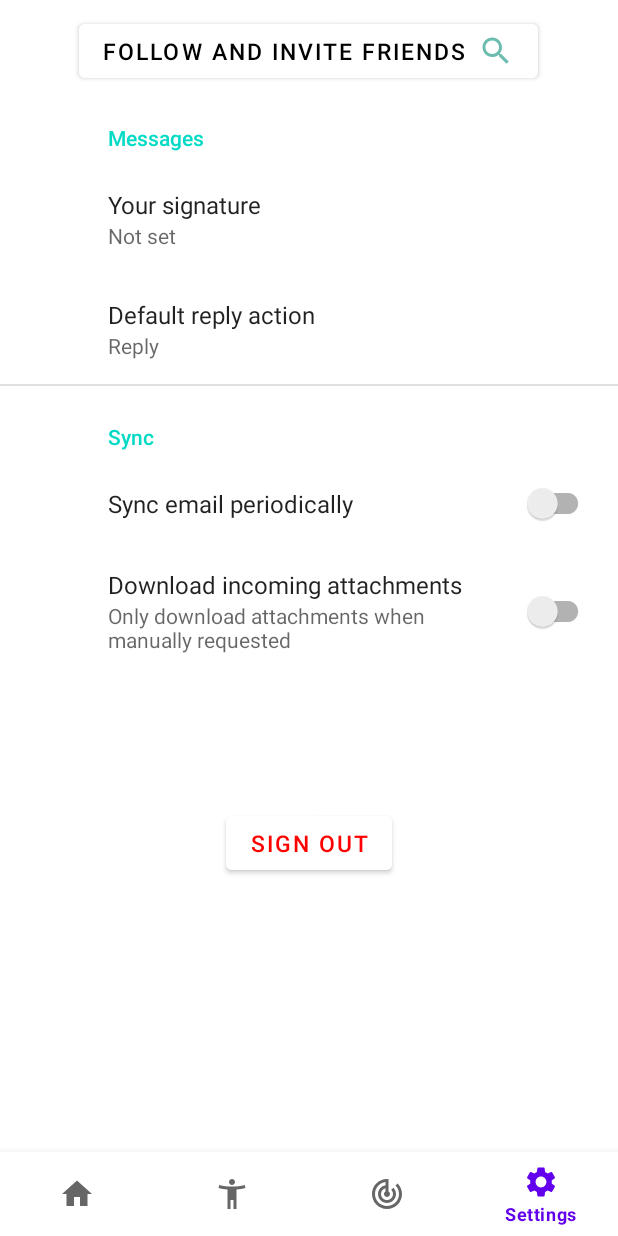
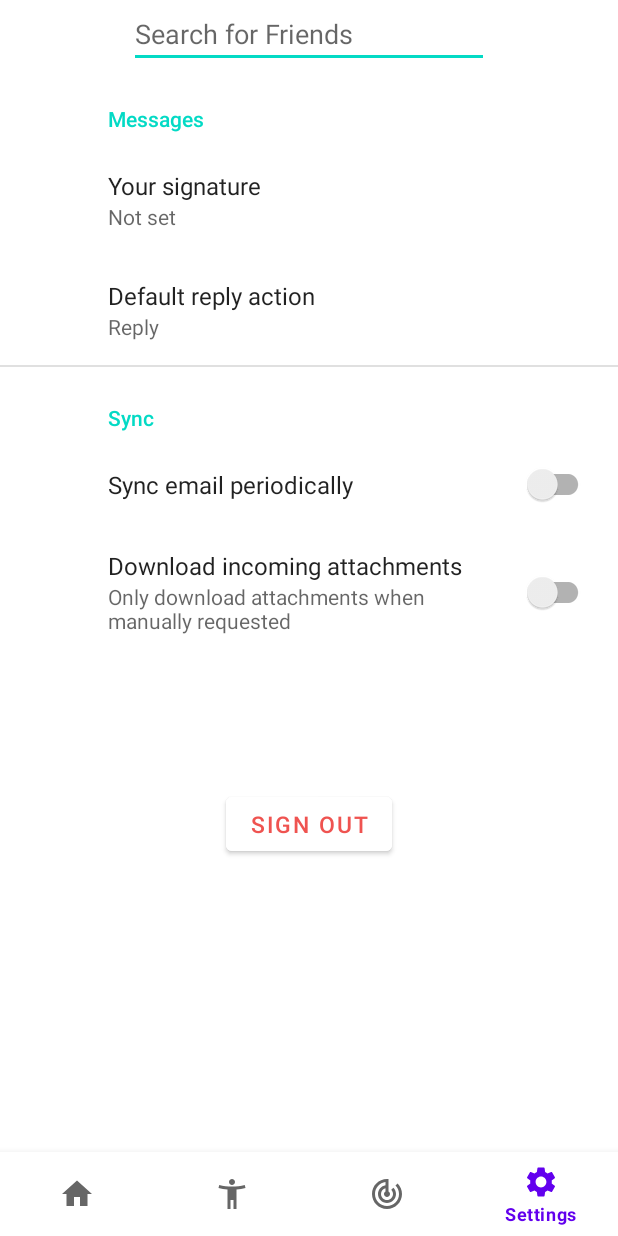
Before and after one commit to zhangxiao625/fitGroup, an Android app: the screen it shows after launch (SettingActivity), item 4 of the bottom bar chosen, on a phone screen of 412 x 824 dp. Run offline under Robolectric (Android 15) with nearby library versions, the phone set to English and light mode, and no system bars; our stand-ins replace CircleImageView, androidx.preference; Roboto replaces fonts that are not available here.

Commit message:
Added search bar to find friends on platform. Autcomplete feature added as well.

```diff
--- a/app/src/main/java/com/example/myapplication/SettingActivity.java
+++ b/app/src/main/java/com/example/myapplication/SettingActivity.java
@@ -5,9 +5,15 @@ import androidx.appcompat.app.ActionBar;
 import androidx.appcompat.app.AppCompatActivity;
 import androidx.preference.PreferenceFragmentCompat;
 
+import android.app.AlertDialog;
+import android.content.DialogInterface;
 import android.content.Intent;
 import android.os.Bundle;
 import android.view.MenuItem;
+import android.view.View;
+import android.widget.ArrayAdapter;
+import android.widget.AutoCompleteTextView;
+import android.widget.Toast;
 
 import com.google.android.material.bottomnavigation.BottomNavigationView;
 
@@ -15,10 +21,20 @@ public class SettingActivity extends AppCompatActivity {
 
     BottomNavigationView bottomNavigationView;
 
+    private static final String[] names = new String[]{"Shikhar Solanki",
+            "Max Wo", "Justin Su", "Greg Smith", "Daniel Brown", "Bob Joe", "Will Johnson",
+            "Tim Jones", "John Doe", "Rahul Sampat", "Kshitij Sharma", "Xiao Zhang"};
+
     @Override
     protected void onCreate(Bundle savedInstanceState) {
         super.onCreate(savedInstanceState);
         setContentView(R.layout.activity_setting);
+
+        String[] names = getResources().getStringArray(R.array.array_names);
+        AutoCompleteTextView editText = findViewById(R.id.actv);
+        ArrayAdapter<String> adapter = new ArrayAdapter<String>(this,
+                R.layout.custom_list_item, R.id.text_view_list_item, names);
+        editText.setAdapter(adapter);
 
         bottomNavigationView = findViewById(R.id.bottom_navigation);
         bottomNavigationView.setSelectedItemId(R.id.setting);
@@ -26,19 +42,18 @@ public class SettingActivity extends AppCompatActivity {
         bottomNavigationView.setOnNavigationItemSelectedListener(new BottomNavigationView.OnNavigationItemSelectedListener() {
             @Override
             public boolean onNavigationItemSelected(@NonNull MenuItem item) {
-                switch (item.getItemId())
-                {
+                switch (item.getItemId()) {
                     case R.id.home:
                         startActivity(new Intent(getApplicationContext(), MainActivity.class));
-                        overridePendingTransition(0,0);
+                        overridePendingTransition(0, 0);
                         return true;
                     case R.id.feed:
                         startActivity(new Intent(getApplicationContext(), FeedActivity.class));
-                        overridePendingTransition(0,0);
+                        overridePendingTransition(0, 0);
                         return true;
                     case R.id.rank:
                         startActivity(new Intent(getApplicationContext(), RankActivity.class));
-                        overridePendingTransition(0,0);
+                        overridePendingTransition(0, 0);
                         return true;
                     case R.id.setting:
                         return true;
@@ -54,6 +69,7 @@ public class SettingActivity extends AppCompatActivity {
                     .replace(R.id.setting, new SettingActivity.SettingFragment())
                     .commit();
         }
+
         ActionBar actionBar = getSupportActionBar();
         if (actionBar != null) {
             actionBar.setDisplayHomeAsUpEnabled(true);
@@ -67,4 +83,21 @@ public class SettingActivity extends AppCompatActivity {
             setPreferencesFromResource(R.xml.root_preferences, rootKey);
         }
     }
+
+    public void onClick(View v) {
+        AlertDialog.Builder builder = new AlertDialog.Builder(SettingActivity.this);
+        builder.setMessage("Add friend?")
+                .setCancelable(false)
+                .setPositiveButton("Yes", new DialogInterface.OnClickListener() {
+                    public void onClick(DialogInterface dialog, int id) {
+                    }
+                })
+                .setNegativeButton("No", new DialogInterface.OnClickListener() {
+                    public void onClick(DialogInterface dialog, int id) {
+                        dialog.cancel();
+                    }
+                });
+        AlertDialog alert = builder.create();
+        alert.show();
+    }
 }
--- a/app/src/main/res/layout/activity_setting.xml
+++ b/app/src/main/res/layout/activity_setting.xml
@@ -1,5 +1,6 @@
 <?xml version="1.0" encoding="utf-8"?>
-<RelativeLayout xmlns:android="http://schemas.android.com/apk/res/android"
+<RelativeLayout
+    xmlns:android="http://schemas.android.com/apk/res/android"
     xmlns:app="http://schemas.android.com/apk/res-auto"
     xmlns:tools="http://schemas.android.com/tools"
     android:layout_width="match_parent"
@@ -12,17 +13,14 @@
         android:layout_above="@id/bottom_navigation"
         android:orientation="vertical">
 
-        <Button
-            android:id="@+id/btn_follow"
-            android:layout_marginTop="10dp"
-            android:layout_width="wrap_content"
+        <AutoCompleteTextView
+            android:id="@+id/actv"
+            android:layout_width="240dp"
             android:layout_height="wrap_content"
-            android:backgroundTint="@color/white"
-            android:drawableRight="@drawable/ic_baseline_search_24"
             android:layout_gravity="center"
-            android:text="Follow and Invite Friends"
-            android:textColor="@color/black"
-            android:textSize="15sp" />
+            android:completionThreshold="2"
+            android:hint="@string/search_for_friends"
+            android:popupBackground="@color/colorAccent" />
 
         <FrameLayout
             android:id="@+id/setting"
@@ -32,13 +30,13 @@
         <Button
             android:layout_width="wrap_content"
             android:layout_height="wrap_content"
-            android:text="Sign Out"
+            android:text="@string/sign_out"
             android:textSize="15sp"
-            android:textColor="@color/red"
+            android:textColor="@color/CPP"
             android:backgroundTint="@color/white"
             android:layout_gravity="center"/>
+
     </LinearLayout>
-
 
     <com.google.android.material.bottomnavigation.BottomNavigationView
         android:id="@+id/bottom_navigation"
@@ -47,4 +45,6 @@
         android:layout_alignParentBottom="true"
         app:menu="@menu/bottom_navigation" />
 
+
+
 </RelativeLayout>
--- a/app/src/main/res/values/strings.xml
+++ b/app/src/main/res/values/strings.xml
@@ -1,4 +1,20 @@
 <resources>
+    <string-array name="array_names">
+        <item>Shikhar Solanki</item>
+        <item>Max Wo</item>
+        <item>Justin Su</item>
+        <item>Greg Smith</item>
+        <item>Daniel Brown</item>
+        <item>Bob Joe</item>
+        <item>Will Johnson</item>
+        <item>John Doe</item>
+        <item>Rahul Sampat</item>
+        <item>Tim Jones</item>
+        <item>Xiao Zhang</item>
+        <item>Kshitij Sharma</item>
+        <item>Justin Su</item>
+        <item>Justin Su</item>
+    </string-array>
     <string name="app_name">fitGroup</string>
     <string name="rank_string">Rank</string>
     <string name="back"><![CDATA[<-]]></string>
@@ -19,4 +35,7 @@
     <string name="attachment_summary_on">Automatically download attachments for incoming emails
     </string>
     <string name="attachment_summary_off">Only download attachments when manually requested</string>
+    <string name="search_bar">Search Bar</string>
+    <string name="search_for_friends">Search for Friends</string>
+    <string name="sign_out">Sign Out</string>
 </resources>
```
Also changed, not shown: app/src/main/java/com/example/myapplication/FeedActivity.java (+80 -13 lines), app/src/main/res/layout/activity_feed.xml (+8 -8 lines), app/src/main/res/layout/custom_list_item.xml (added, +24 -0 lines).
